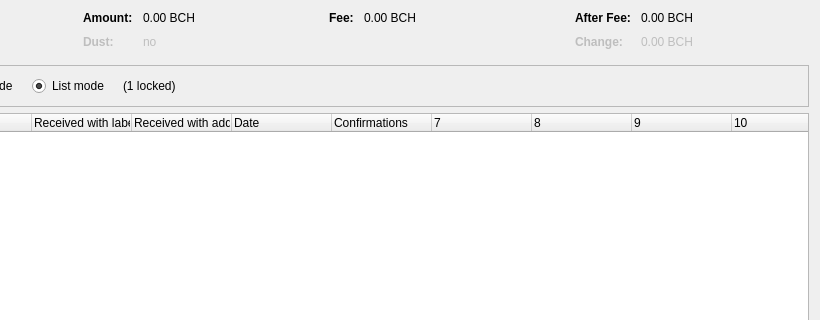
Before: the Qt Designer form src/qt/forms/coincontroldialog.ui in Bitcoin-ABC/bitcoin-abc, drawn with Qt 5; both pictures show x 180 to 1000 and y 0 to 320 of the 1000 by 500 pixel window.
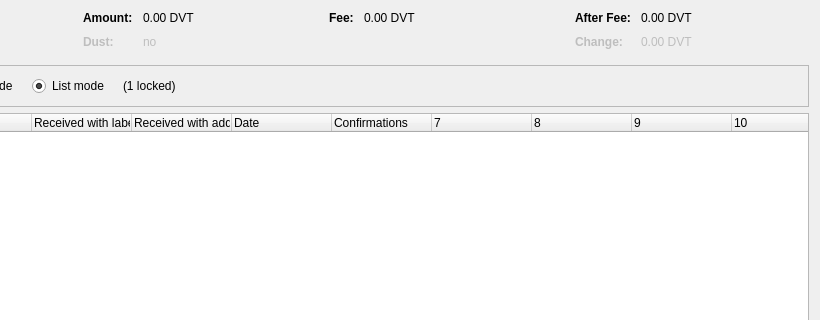
After: the same form once the commit is applied. Custom widgets are drawn as their Qt base class.

```diff
--- a/src/qt/forms/coincontroldialog.ui
+++ b/src/qt/forms/coincontroldialog.ui
@@ -132,7 +132,7 @@
           <enum>Qt::ActionsContextMenu</enum>
          </property>
          <property name="text">
-          <string notr="true">0.00 BCH</string>
+          <string notr="true">0.00 DVT</string>
          </property>
          <property name="textInteractionFlags">
           <set>Qt::LinksAccessibleByMouse|Qt::TextSelectableByKeyboard|Qt::TextSelectableByMouse</set>
@@ -212,7 +212,7 @@
           <enum>Qt::ActionsContextMenu</enum>
          </property>
          <property name="text">
-          <string notr="true">0.00 BCH</string>
+          <string notr="true">0.00 DVT</string>
          </property>
          <property name="textInteractionFlags">
           <set>Qt::LinksAccessibleByMouse|Qt::TextSelectableByKeyboard|Qt::TextSelectableByMouse</set>
@@ -257,7 +257,7 @@
           <enum>Qt::ActionsContextMenu</enum>
          </property>
          <property name="text">
-          <string notr="true">0.00 BCH</string>
+          <string notr="true">0.00 DVT</string>
          </property>
          <property name="textInteractionFlags">
           <set>Qt::LinksAccessibleByMouse|Qt::TextSelectableByKeyboard|Qt::TextSelectableByMouse</set>
@@ -292,7 +292,7 @@
           <enum>Qt::ActionsContextMenu</enum>
          </property>
          <property name="text">
-          <string notr="true">0.00 BCH</string>
+          <string notr="true">0.00 DVT</string>
          </property>
          <property name="textInteractionFlags">
           <set>Qt::LinksAccessibleByMouse|Qt::TextSelectableByKeyboard|Qt::TextSelectableByMouse</set>
```
